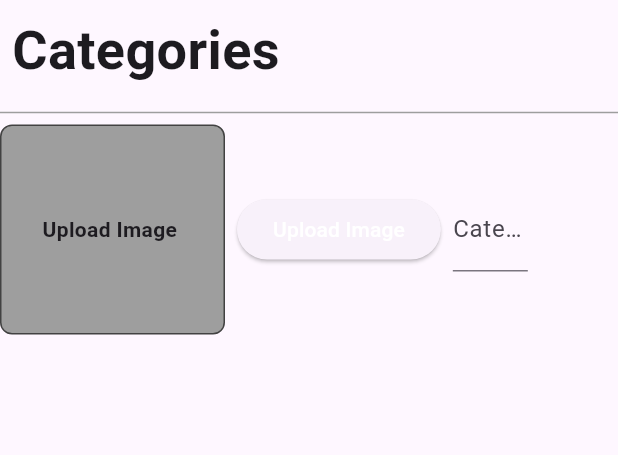
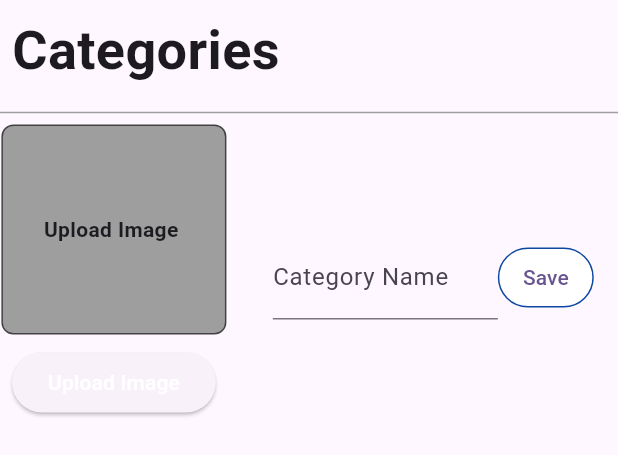
Before and after one commit to hieunguyen1912/AppDevelopment, a Flutter app: the CategoryScreen widget shown alone on an empty page, opened directly, on a phone screen of 412 x 824 dp. Shown: the top 455 px of the screen. Run offline on Flutter 3.47's test engine with Material 3 defaults, Android fonts, the phone set to English and light mode, and no system bars; our stand-ins replace cloud_firestore, firebase_auth, firebase_core, google_fonts; missing offline and left inert: flutter_admin_scaffold; accounts and stored records are empty; statements that could not run were skipped.

Commit message:
Category Ui Final

```diff
--- a/Group7Project/Ecommerceapp/app_web/lib/views/side_bar_screens/category_screen.dart
+++ b/Group7Project/Ecommerceapp/app_web/lib/views/side_bar_screens/category_screen.dart
@@ -26,14 +26,14 @@ class CategoryScreen extends StatelessWidget {
         ),
         Row(
           children: [
+            Column(
+              children: [
                 Container(
                   height: 140,
                   width: 150,
                   decoration: BoxDecoration(
                     color: Colors.grey.shade500,
-                border: Border.all(
-                  color: Colors.grey.shade800,
-                ),
+                    border: Border.all(color: Colors.grey.shade800),
                     borderRadius: BorderRadius.circular(8),
                   ),
                   child: Center(
@@ -51,18 +51,43 @@ class CategoryScreen extends StatelessWidget {
                     onPressed: () {},
                     child: Text(
                       'Upload Image',
-                  style: TextStyle(color: Colors.white),
+                      style: TextStyle(
+                        color: Colors.white,
                       ),
                     ),
                   ),
+                ),
+              ],
+            ),
+            SizedBox(
+              width: 30,
+            ),
             Container(
-              width: 50,
+              width: 150,
               child: TextFormField(
-                decoration: InputDecoration(labelText: 'Category Name'),
+                decoration: InputDecoration(
+                  labelText: 'Category Name',
                 ),
-            )
+              ),
+            ),
+            TextButton(
+              style: ButtonStyle(
+                backgroundColor: MaterialStateProperty.all(
+                  Colors.white,
+                ),
+                side: MaterialStateProperty.all(
+                  BorderSide(
+                    color: Colors.blue.shade900,
+                  ),
+                ),
+              ),
+              onPressed: () {},
+              child: Text(
+                "Save",
+              ),
+            ),
           ],
-        )
+        ),
       ],
     );
   }
```
Also changed, not shown: Group7Project/Ecommerceapp/app_web/pubspec.lock, 3 other files. Lines whose indentation alone changed are shown as unchanged.
